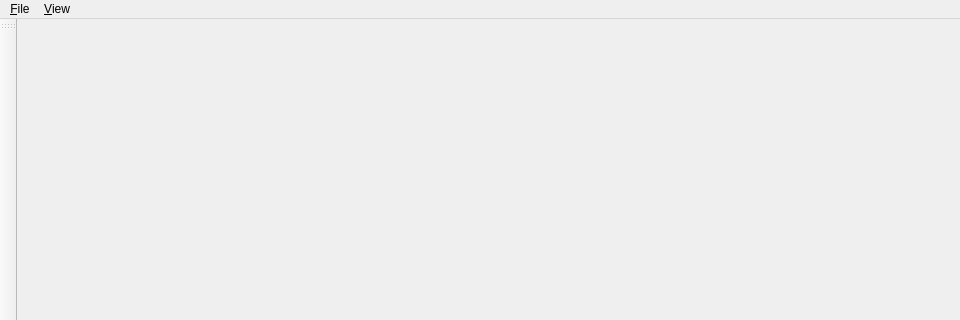
This is packages/rehuco-agent/src/rehuco_agent/main_window.ui in borco/rehuco as Qt 5 draws it before an edit; both pictures show x 0 to 960 and y 0 to 320 of the 960 by 640 pixel window. The edited form follows.
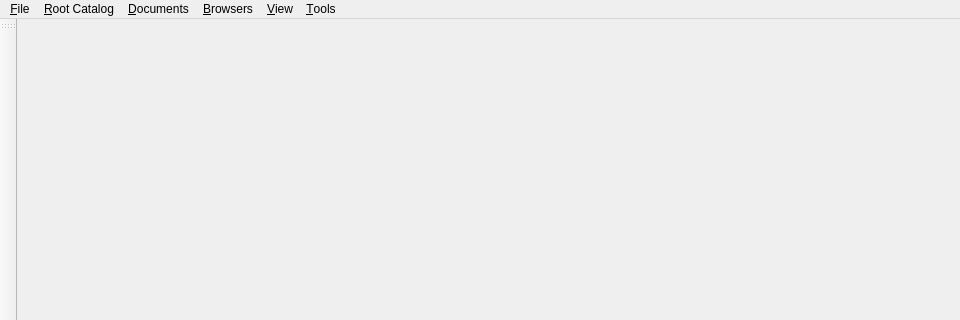
This is the edited form. Icons and pictures are not drawn.

Commit message: refs #402: feat: menu bar of six menus -- File / Root Catalog / Documents / Browsers / View / Tools

The edit to the form file:
```diff
--- a/packages/rehuco-agent/src/rehuco_agent/main_window.ui
+++ b/packages/rehuco-agent/src/rehuco_agent/main_window.ui
@@ -27,6 +27,11 @@
     <property name="title">
      <string>&amp;File</string>
     </property>
+   </widget>
+   <widget class="QMenu" name="documents_menu">
+    <property name="title">
+     <string>&amp;Documents</string>
+    </property>
     <widget class="QMenu" name="open_recents_menu">
      <property name="title">
       <string>Open recen&amp;ts</string>
@@ -51,18 +56,45 @@
     <addaction name="close_all_action"/>
     <addaction name="save_all_action"/>
     <addaction name="separator"/>
+   </widget>
+   <widget class="QMenu" name="rehuco_menu">
+    <property name="title">
+     <string>&amp;Root Catalog</string>
+    </property>
+    <widget class="QMenu" name="open_recent_rehucos_menu">
+     <property name="title">
+      <string>Open &amp;Recent</string>
+     </property>
+    </widget>
+    <addaction name="new_rehuco_action"/>
+    <addaction name="open_rehuco_action"/>
+    <addaction name="open_recent_rehucos_menu"/>
+    <addaction name="separator"/>
+   </widget>
+   <widget class="QMenu" name="browsers_menu">
+    <property name="title">
+     <string>&amp;Browsers</string>
+    </property>
+   </widget>
+   <widget class="QMenu" name="view_menu">
+    <property name="title">
+     <string>&amp;View</string>
+    </property>
+   </widget>
+   <widget class="QMenu" name="tools_menu">
+    <property name="title">
+     <string>&amp;Tools</string>
+    </property>
     <addaction name="sweep_checksums_action"/>
     <addaction name="import_legacy_catalog_action"/>
     <addaction name="conversion_backups_action"/>
-    <addaction name="separator"/>
-   </widget>
-   <widget class="QMenu" name="view_menu">
-    <property name="title">
-     <string>&amp;View</string>
-    </property>
    </widget>
    <addaction name="file_menu"/>
+   <addaction name="rehuco_menu"/>
+   <addaction name="documents_menu"/>
+   <addaction name="browsers_menu"/>
    <addaction name="view_menu"/>
+   <addaction name="tools_menu"/>
   </widget>
   <widget class="QStatusBar" name="status_bar"/>
   <widget class="QToolBar" name="action_bar">
```
Left out of the diff: 13 changed lines with no effect on the pictures. The commit also changes 15 other files.
